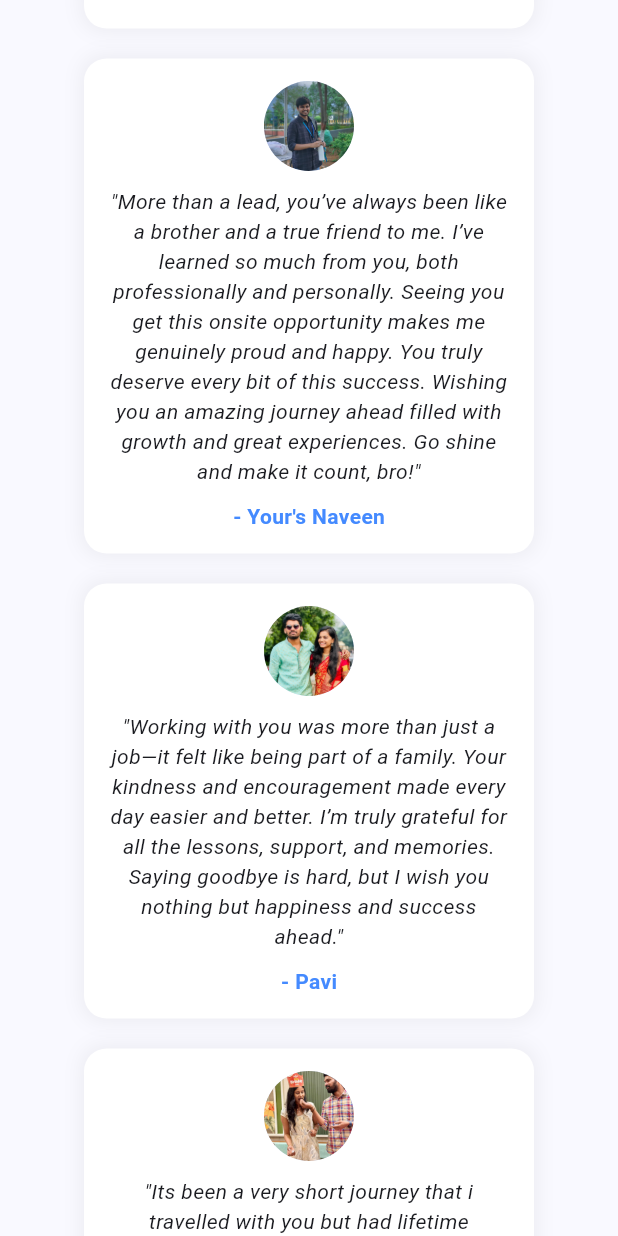
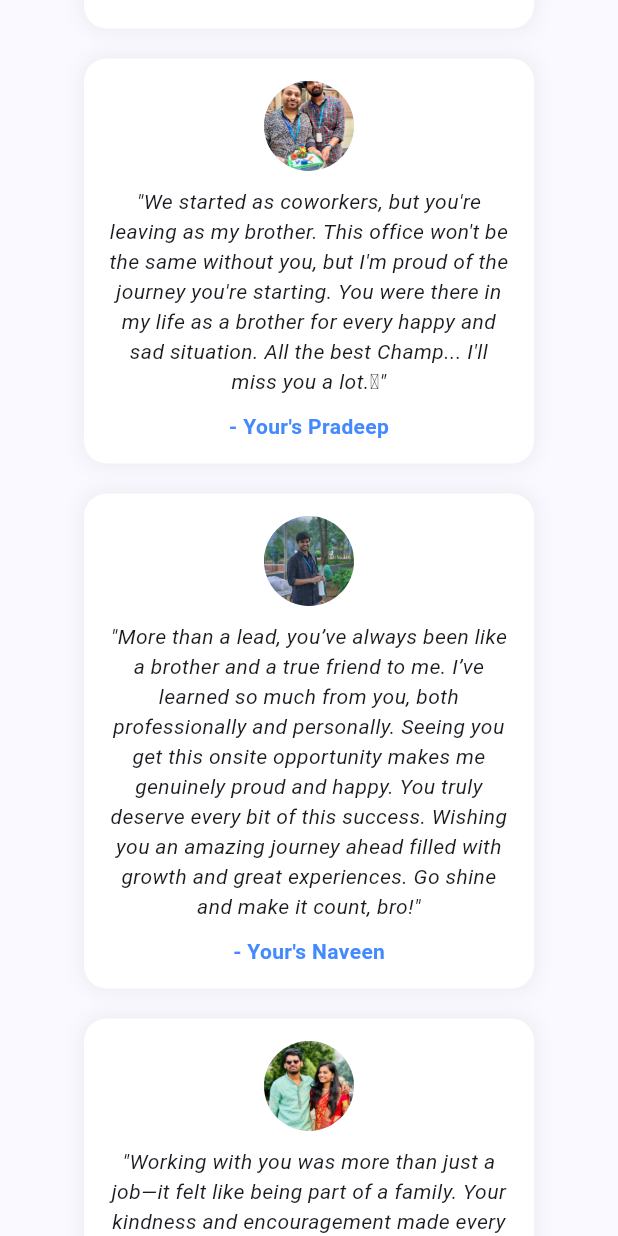
Before and after one commit to thirumalesamthumburu-jpg/naveenc, a Flutter app: the screen it shows after launch, scrolled down 1152 dp, on a phone screen of 412 x 824 dp. Run offline on Flutter 3.47's test engine with Material 3 defaults, Android fonts, the phone set to English and light mode, and no system bars; our stand-ins replace carousel_slider, qr_flutter, youtube_player_iframe.

Commit message:
added pradeep anna photos

```diff
--- a/lib/main.dart
+++ b/lib/main.dart
@@ -35,6 +35,11 @@ class TributeScreen extends StatelessWidget {
     'assets/download12.jpg',
     'assets/download13.jpg',
     'assets/download14.jpg',
+    'assets/new21.jpeg',
+    'assets/new3.jpeg',
+    'assets/new4.jpeg',
+    'assets/new5.jpeg',
+    'assets/new6.jpeg',
   ];
 
   @override
@@ -127,6 +132,11 @@ class TributeScreen extends StatelessWidget {
                     "Your's Subbu",
                     "I’m really happy for you, brother. You truly deserve this opportunity. At the same time, I won’t lie—it feels a little heavy for me because we’ve been working together on the same project and I’ll miss that. Still, seeing you grow makes me proud. Go make the most of it and don’t forget us here...",
                     'assets/subbuanna.jpg',
+                  ),
+                  _buildQuoteCard(
+                    "Your's Pradeep",
+                    "We started as coworkers, but you're leaving as my brother. This office won't be the same without you, but I'm proud of the journey you're starting. You were there in my life as a brother for every happy and sad situation. All the best Champ... I'll miss you a lot.🫂",
+                    'assets/new1.jpeg',
                   ),
                   _buildQuoteCard(
                     "Your's Naveen",
--- a/pubspec.yaml
+++ b/pubspec.yaml
@@ -63,6 +63,12 @@ flutter:
     - assets/download12.jpg
     - assets/download13.jpg
     - assets/download14.jpg
+    - assets/new1.jpeg
+    - assets/new21.jpeg
+    - assets/new3.jpeg
+    - assets/new4.jpeg
+    - assets/new5.jpeg
+    - assets/new6.jpeg
 
   # To add assets to your application, add an assets section, like this:
   # assets:
```
Also changed, not shown: assets/new1.jpeg (added), assets/new2.jpeg (added), assets/new21.jpeg (added), assets/new3.jpeg (added), assets/new4.jpeg (added), assets/new5.jpeg (added), assets/new6.jpeg (added).
